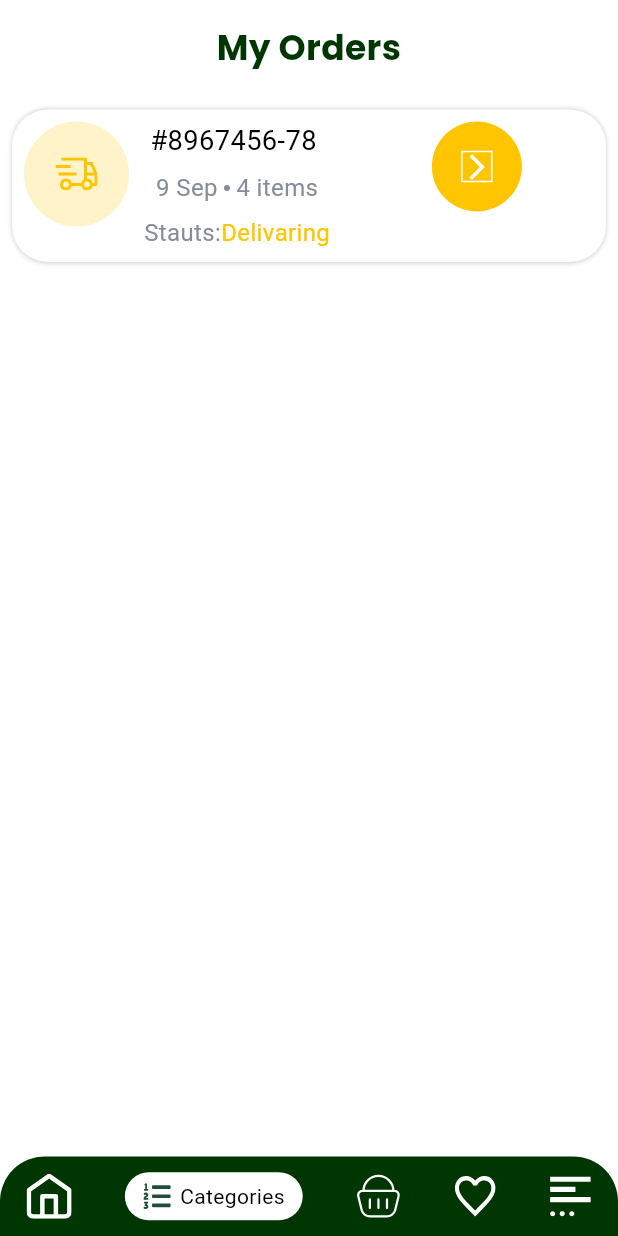
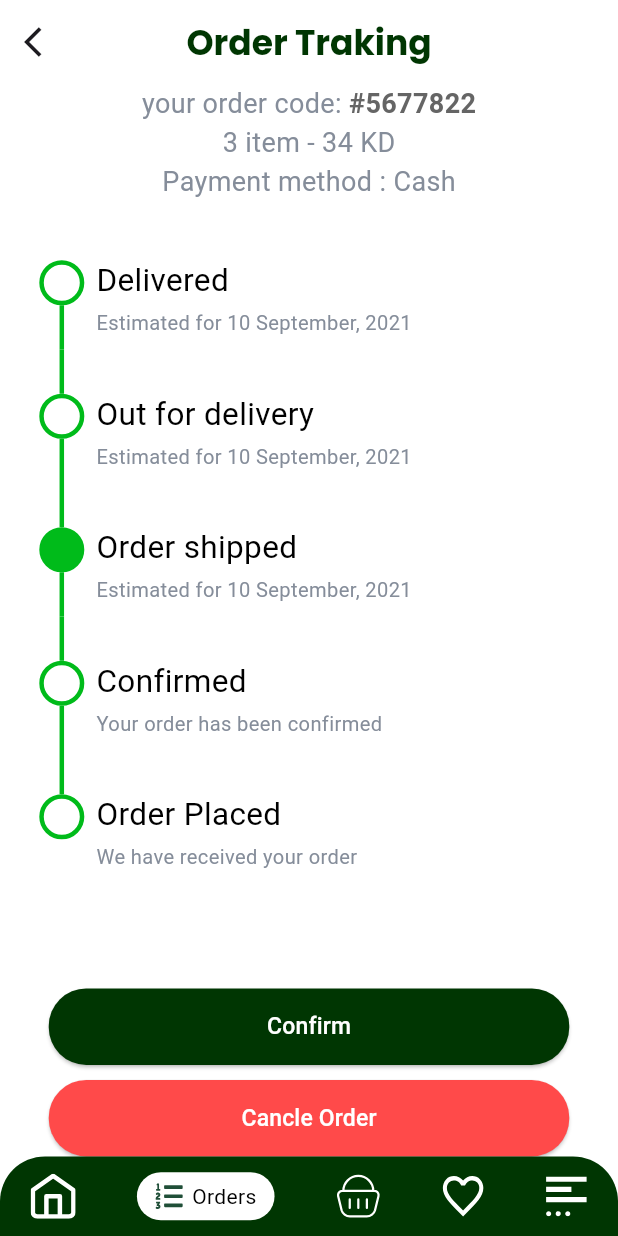
Before and after one commit to AyaNasserEzat/market, a Flutter app: the BottomNavigationBar screen opened by its route, item 2 of the bottom bar chosen, on a phone screen of 412 x 824 dp. Run offline on Flutter 3.47's test engine with Material 3 defaults, Android fonts, the phone set to English and light mode, and no system bars; drawn by our look-alikes of timeline_tile; our stand-ins replace flutter_screenutil, flutter_svg, go_router, pin_code_fields; Roboto replaces fonts that are missing (TitilliumWeb).

Commit message:
Add time line tile widget

```diff
--- a/lib/core/utils/app_color.dart
+++ b/lib/core/utils/app_color.dart
@@ -11,6 +11,7 @@ class AppColor {
   static Color gray2 = Color(0xffC8C8C8);
     static Color red = Color(0xffFF4A4A);
        static Color green3 = Color(0xff00BB1A);
+
           static Color pink = Color(0xffDF958F);
             static Color grayf9 = Color(0xffF9F9F9);
             static Color grey65=Color(0xff656565);
--- a/lib/feature/home/presentaion/views/bottom_navigation_bar.dart
+++ b/lib/feature/home/presentaion/views/bottom_navigation_bar.dart
@@ -7,6 +7,7 @@ import 'package:pure_soft/feature/cart_feature/presentation/views/cart_view.dart
 import 'package:pure_soft/feature/favorite_feature/presentation/views/favorite_view.dart';
 import 'package:pure_soft/feature/home/presentaion/views/home_view.dart';
 import 'package:pure_soft/feature/order_feature/presentaion/views/order_view.dart';
+import 'package:pure_soft/feature/order_feature/presentaion/views/widgets/time_line.dart';
 import 'package:pure_soft/feature/profile/presentation/views/profile_view.dart';
 
 class BottomNavigationBar extends StatefulWidget {
@@ -19,7 +20,7 @@ class _BottomNavigationBarState extends State<BottomNavigationBar> {
 
   final List<Widget> pages = [
     HomeView(),
-  OrderView(),
+  TimeLine(),
   CartView(),
     FavoriteView(),
         ProfileView(),
@@ -28,7 +29,7 @@ class _BottomNavigationBarState extends State<BottomNavigationBar> {
 
   final List<_NavItemData> navItems = [
     _NavItemData(icon: AppAssetes.homeIcon, selectedIcon: AppAssetes.selectedHome, label: "Home"),
-    _NavItemData(icon: AppAssetes.orderIcon, label: "Categories", selectedIcon: AppAssetes.selectedOrder),
+    _NavItemData(icon: AppAssetes.orderIcon, label: "Orders", selectedIcon: AppAssetes.selectedOrder),
     _NavItemData(icon: AppAssetes.bassketIon, label: "Cart", selectedIcon: AppAssetes.selectedBasket),
     _NavItemData(icon: AppAssetes.favorites, label: "Favorites", selectedIcon: AppAssetes.selectedFavorite),
     _NavItemData(icon: AppAssetes.more, label: "More", selectedIcon: AppAssetes.selectedMore),
--- /dev/null
+++ b/lib/feature/order_feature/presentaion/views/widgets/time_line.dart
@@ -0,0 +1,107 @@
+import 'package:flutter/material.dart';
+import 'package:pure_soft/core/utils/app_color.dart';
+import 'package:pure_soft/core/utils/app_strings.dart';
+import 'package:pure_soft/core/utils/text_style.dart';
+import 'package:pure_soft/feature/auth_feature/presentation/views/widgets/custom_button.dart';
+import 'package:pure_soft/feature/order_feature/presentaion/views/widgets/order_detalis_section.dart';
+import 'package:timeline_tile/timeline_tile.dart';
+
+// Step model
+class OrderStepModel {
+  final String title;
+  final String subtitle;
+
+  OrderStepModel(this.title, this.subtitle);
+}
+
+// Sample step data
+final List<OrderStepModel> _orderSteps = [
+  OrderStepModel("Delivered", "Estimated for 10 September, 2021"),
+  OrderStepModel("Out for delivery", "Estimated for 10 September, 2021"),
+  OrderStepModel("Order shipped", "Estimated for 10 September, 2021"),
+  OrderStepModel("Confirmed", "Your order has been confirmed"),
+  OrderStepModel("Order Placed", "We have received your order"),
+];
+
+// Active step index
+final int _activeStep = 2;
+
+class TimeLine extends StatelessWidget {
+  @override
+  Widget build(BuildContext context) {
+    return Scaffold(
+     appBar: AppBar(
+                title: Text(AppStrings.orderTraking, style: CustomTextStyle.poppins),
+        centerTitle: true,
+        leading: IconButton(onPressed: () {
+
+        }, icon: Icon(Icons.arrow_back_ios)),
+      ),
+      body: Column(
+        spacing: 10,
+        children: [
+          OrderDetalisSection(),
+          Expanded(
+            child: ListView.builder(
+              itemCount: _orderSteps.length,
+              itemBuilder: (context, index) {
+                final step = _orderSteps[index];
+                final isActive = index == _activeStep;
+                final isCompleted = index < _activeStep;
+
+                return TimelineTile(
+                  alignment: TimelineAlign.manual,
+                  lineXY: 0.1, // Left aligned timeline
+                  isFirst: index == 0,
+                  isLast: index == _orderSteps.length - 1,
+                  beforeLineStyle: LineStyle(
+                    color: AppColor.green3,
+                    thickness: 3,
+                  ),
+
+                  indicatorStyle: IndicatorStyle(
+                    width: 30,
+                    height: 30,
+                    indicator: Container(
+                      decoration: BoxDecoration(
+                        shape: BoxShape.circle,
+                        color: isActive ? AppColor.green3 : Colors.white,
+                        border: Border.all(
+                          color: AppColor.green3,
+                          width: 3,
+                        ),
+                      ),
+
+                    ),
+                  ),
+                  endChild: Padding(
+                    padding: const EdgeInsets.all(8.0),
+                    child: Column(
+                      crossAxisAlignment: CrossAxisAlignment.start,
+                      children: [
+                        SizedBox(height: 20,),
+                        Text(
+                          step.title,
+                          style: CustomTextStyle.bold19.copyWith(fontSize: 21)
+                        ),
+                        SizedBox(height: 4),
+                        Text(
+                          step.subtitle,
+                          style: CustomTextStyle.regular
+                        ),
+                      ],
+                    ),
+                  ),
+                );
+              },
+            ),
+          ),
+            CustomButton(onpressed: (){}, text: AppStrings.confirm),
+                CustomButton(onpressed: (){}, text: AppStrings.cancleOrder,color: AppColor.red,),
+
+        ],
+
+      ),
+    );
+  }
+}
--- a/pubspec.yaml
+++ b/pubspec.yaml
@@ -38,6 +38,8 @@ dependencies:
   pin_code_fields: ^8.0.1
   flutter_screenutil: ^5.9.3
   flutter_svg: ^2.2.0
+  timelines_plus: ^1.0.7
+  timeline_tile: ^2.0.0
 
 dev_dependencies:
   flutter_test:
```
Also changed, not shown: pubspec.lock.
